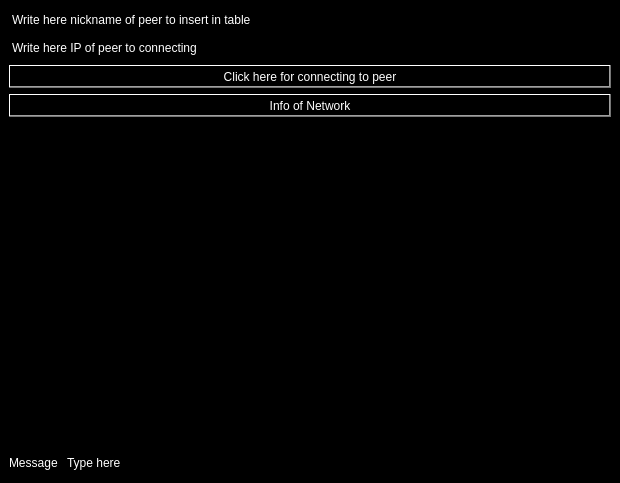
Qt form Freechat/Designer/freechat.ui (bogdyname/Freechat-Linux) before a commit.
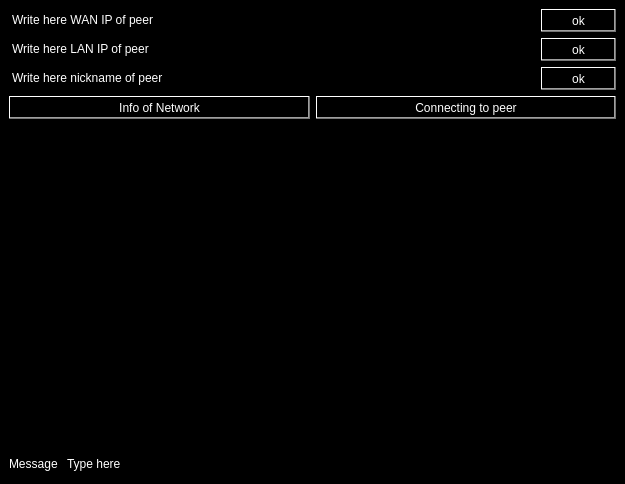
The same form after that commit. Icons and pictures are not drawn.

What changed in the file:
```diff
--- a/Freechat/Designer/freechat.ui
+++ b/Freechat/Designer/freechat.ui
@@ -6,8 +6,8 @@
    <rect>
     <x>0</x>
     <y>0</y>
-    <width>620</width>
-    <height>483</height>
+    <width>625</width>
+    <height>484</height>
    </rect>
   </property>
   <property name="windowTitle">
@@ -33,50 +33,104 @@
    <property name="bottomMargin">
     <number>9</number>
    </property>
-   <item row="2" column="0">
-    <layout class="QHBoxLayout">
-     <property name="spacing">
-      <number>6</number>
-     </property>
-     <property name="leftMargin">
-      <number>0</number>
-     </property>
-     <property name="topMargin">
-      <number>0</number>
-     </property>
-     <property name="rightMargin">
-      <number>0</number>
-     </property>
-     <property name="bottomMargin">
-      <number>0</number>
-     </property>
-     <item>
-      <widget class="QLabel" name="labelMessage">
-       <property name="styleSheet">
-        <string notr="true">font: 8pt &quot;Letter Gothic Std&quot;;
-background-color: qlineargradient(spread:pad, x1:1, y1:0, x2:1, y2:0, stop:0.392045 rgba(0, 0, 0, 255), stop:0.607955 rgba(255, 255, 255, 255));
-color: rgb(255, 255, 255);</string>
-       </property>
-       <property name="text">
-        <string>Message</string>
-       </property>
-      </widget>
-     </item>
-     <item>
-      <widget class="QLineEdit" name="lineForTypeText">
-       <property name="styleSheet">
-        <string notr="true">font: 8pt &quot;Letter Gothic Std&quot;;
-color: rgb(255, 255, 255);
-background-color: qlineargradient(spread:pad, x1:1, y1:0, x2:1, y2:0, stop:0.392045 rgba(0, 0, 0, 255), stop:0.607955 rgba(255, 255, 255, 255));</string>
-       </property>
-       <property name="text">
-        <string>Type here</string>
-       </property>
-      </widget>
-     </item>
-    </layout>
-   </item>
    <item row="1" column="0">
+    <layout class="QVBoxLayout" name="verticalLayout">
+     <item>
+      <layout class="QHBoxLayout" name="horizontalLayout_6">
+       <property name="bottomMargin">
+        <number>0</number>
+       </property>
+       <item>
+        <widget class="QLineEdit" name="writeWanIpOfPeer">
+         <property name="styleSheet">
+          <string notr="true">color: rgb(255, 255, 255);
+font: 57 12pt &quot;Letter Gothic Std&quot;;</string>
+         </property>
+         <property name="text">
+          <string>Write here WAN IP of peer</string>
+         </property>
+        </widget>
+       </item>
+       <item>
+        <widget class="QPushButton" name="wanButton">
+         <property name="styleSheet">
+          <string notr="true">color: rgb(255, 255, 255);
+font: 57 12pt &quot;Letter Gothic Std&quot;;</string>
+         </property>
+         <property name="text">
+          <string>ok</string>
+         </property>
+        </widget>
+       </item>
+      </layout>
+     </item>
+     <item>
+      <layout class="QHBoxLayout" name="horizontalLayout_5">
+       <property name="bottomMargin">
+        <number>0</number>
+       </property>
+       <item>
+        <widget class="QLineEdit" name="writeLanIpOfPeer">
+         <property name="styleSheet">
+          <string notr="true">color: rgb(255, 255, 255);
+font: 57 12pt &quot;Letter Gothic Std&quot;;</string>
+         </property>
+         <property name="text">
+          <string>Write here LAN IP of peer</string>
+         </property>
+        </widget>
+       </item>
+       <item>
+        <widget class="QPushButton" name="lanButton">
+         <property name="styleSheet">
+          <string notr="true">color: rgb(255, 255, 255);
+font: 57 12pt &quot;Letter Gothic Std&quot;;</string>
+         </property>
+         <property name="text">
+          <string>ok</string>
+         </property>
+        </widget>
+       </item>
+      </layout>
+     </item>
+     <item>
+      <layout class="QHBoxLayout" name="horizontalLayout_4">
+       <property name="spacing">
+        <number>6</number>
+       </property>
+       <property name="leftMargin">
+        <number>0</number>
+       </property>
+       <property name="bottomMargin">
+        <number>0</number>
+       </property>
+       <item>
+        <widget class="QLineEdit" name="writeNickOfPeer">
+         <property name="styleSheet">
+          <string notr="true">color: rgb(255, 255, 255);
+font: 57 12pt &quot;Letter Gothic Std&quot;;</string>
+         </property>
+         <property name="text">
+          <string>Write here nickname of peer</string>
+         </property>
+        </widget>
+       </item>
+       <item>
+        <widget class="QPushButton" name="nickButton">
+         <property name="styleSheet">
+          <string notr="true">color: rgb(255, 255, 255);
+font: 57 12pt &quot;Letter Gothic Std&quot;;</string>
+         </property>
+         <property name="text">
+          <string>ok</string>
+         </property>
+        </widget>
+       </item>
+      </layout>
+     </item>
+    </layout>
+   </item>
+   <item row="3" column="0">
     <layout class="QHBoxLayout">
      <property name="spacing">
       <number>6</number>
@@ -130,41 +184,54 @@
      </item>
     </layout>
    </item>
-   <item row="0" column="0">
-    <layout class="QVBoxLayout" name="verticalLayout">
+   <item row="4" column="0">
+    <layout class="QHBoxLayout">
+     <property name="spacing">
+      <number>6</number>
+     </property>
+     <property name="leftMargin">
+      <number>0</number>
+     </property>
+     <property name="topMargin">
+      <number>0</number>
+     </property>
+     <property name="rightMargin">
+      <number>0</number>
+     </property>
+     <property name="bottomMargin">
+      <number>0</number>
+     </property>
      <item>
-      <widget class="QLineEdit" name="writeNickOfPeer">
+      <widget class="QLabel" name="labelMessage">
        <property name="styleSheet">
-        <string notr="true">color: rgb(255, 255, 255);
-font: 57 12pt &quot;Letter Gothic Std&quot;;</string>
+        <string notr="true">font: 8pt &quot;Letter Gothic Std&quot;;
+background-color: qlineargradient(spread:pad, x1:1, y1:0, x2:1, y2:0, stop:0.392045 rgba(0, 0, 0, 255), stop:0.607955 rgba(255, 255, 255, 255));
+color: rgb(255, 255, 255);</string>
        </property>
        <property name="text">
-        <string>Write here nickname of peer to insert in table</string>
+        <string>Message</string>
        </property>
       </widget>
      </item>
      <item>
-      <widget class="QLineEdit" name="writeIpOfPeer">
+      <widget class="QLineEdit" name="lineForTypeText">
        <property name="styleSheet">
-        <string notr="true">color: rgb(255, 255, 255);
-font: 57 12pt &quot;Letter Gothic Std&quot;;</string>
+        <string notr="true">font: 8pt &quot;Letter Gothic Std&quot;;
+color: rgb(255, 255, 255);
+background-color: qlineargradient(spread:pad, x1:1, y1:0, x2:1, y2:0, stop:0.392045 rgba(0, 0, 0, 255), stop:0.607955 rgba(255, 255, 255, 255));</string>
        </property>
        <property name="text">
-        <string>Write here IP of peer to connecting</string>
+        <string>Type here</string>
        </property>
       </widget>
      </item>
-     <item>
-      <widget class="QPushButton" name="showNetworkSettings">
-       <property name="styleSheet">
-        <string notr="true">color: rgb(255, 255, 255);
-font: 57 12pt &quot;Letter Gothic Std&quot;;</string>
-       </property>
-       <property name="text">
-        <string>Click here for connecting to peer</string>
-       </property>
-      </widget>
-     </item>
+    </layout>
+   </item>
+   <item row="2" column="0">
+    <layout class="QHBoxLayout" name="horizontalLayout_3">
+     <property name="bottomMargin">
+      <number>0</number>
+     </property>
      <item>
       <widget class="QPushButton" name="showNetworkInfo">
        <property name="styleSheet">
@@ -176,6 +243,17 @@
        </property>
       </widget>
      </item>
+     <item>
+      <widget class="QPushButton" name="connectionToPeer">
+       <property name="styleSheet">
+        <string notr="true">color: rgb(255, 255, 255);
+font: 57 12pt &quot;Letter Gothic Std&quot;;</string>
+       </property>
+       <property name="text">
+        <string>Connecting to peer</string>
+       </property>
+      </widget>
+     </item>
     </layout>
    </item>
   </layout>
```
